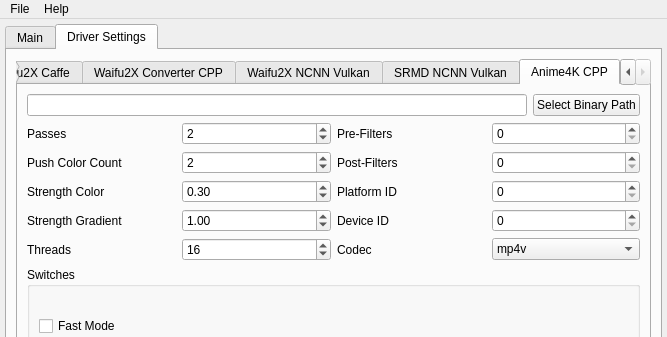
k4yt3x/video2x, file src/video2x_gui.ui: the form before one commit; both pictures show x 0 to 667 and y 0 to 337 of the 667 by 774 pixel window.
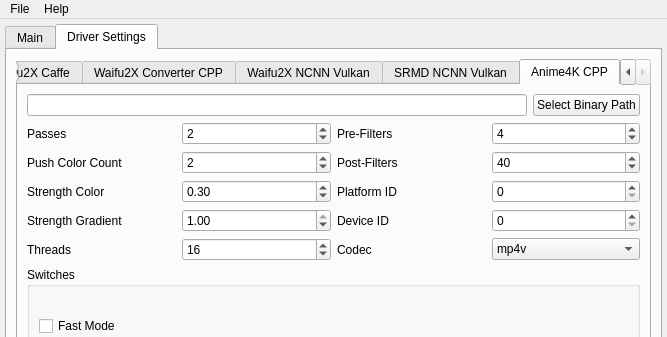
The form after the commit. The open tabs and pages were chosen to show the change.

```diff
--- a/src/video2x_gui.ui
+++ b/src/video2x_gui.ui
@@ -1123,7 +1123,17 @@
                </widget>
               </item>
               <item>
-               <widget class="QSpinBox" name="anime4kCppPreFiltersSpinBox"/>
+               <widget class="QSpinBox" name="anime4kCppPreFiltersSpinBox">
+                <property name="minimum">
+                 <number>1</number>
+                </property>
+                <property name="maximum">
+                 <number>99999</number>
+                </property>
+                <property name="value">
+                 <number>4</number>
+                </property>
+               </widget>
               </item>
              </layout>
             </item>
@@ -1241,7 +1251,17 @@
                </widget>
               </item>
               <item>
-               <widget class="QSpinBox" name="anime4kCppPostFiltersSpinBox"/>
+               <widget class="QSpinBox" name="anime4kCppPostFiltersSpinBox">
+                <property name="minimum">
+                 <number>1</number>
+                </property>
+                <property name="maximum">
+                 <number>99999</number>
+                </property>
+                <property name="value">
+                 <number>40</number>
+                </property>
+               </widget>
               </item>
              </layout>
             </item>
@@ -1351,6 +1371,12 @@
               </item>
               <item>
                <widget class="QDoubleSpinBox" name="anime4kCppStrengthGradientSpinBox">
+                <property name="maximum">
+                 <double>1.000000000000000</double>
+                </property>
+                <property name="singleStep">
+                 <double>0.100000000000000</double>
+                </property>
                 <property name="value">
                  <double>1.000000000000000</double>
                 </property>
```
Left out of the diff: 135 changed lines with no effect on the pictures. Lines whose indentation alone changed are shown as unchanged.
